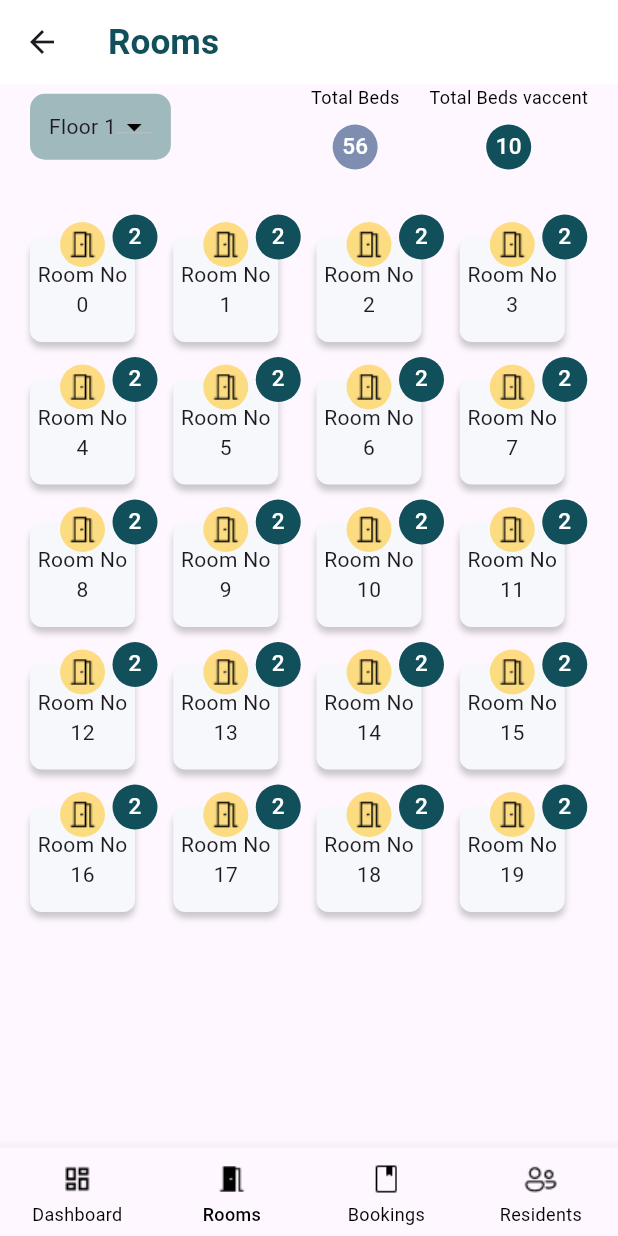
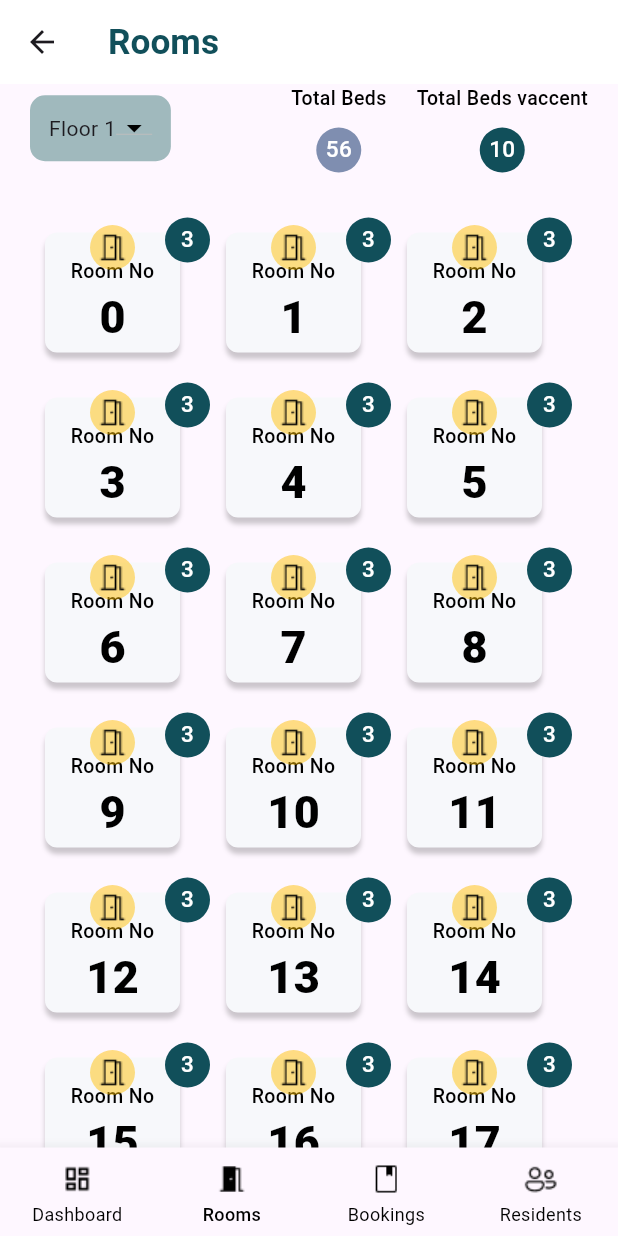
Before and after one commit to muhammed-aslam-pm/Hostel-Manager, a Flutter app: the OwnerHomeScreen screen opened directly, item 2 of the bottom bar chosen, on a phone screen of 412 x 824 dp. Run offline on Flutter 3.47's test engine with Material 3 defaults, Android fonts, the phone set to English and light mode, and no system bars; our stand-ins replace smooth_page_indicator.

Commit message:
room card created

```diff
--- a/lib/utils/color_constants.dart
+++ b/lib/utils/color_constants.dart
@@ -14,4 +14,6 @@ class ColorConstants {
   static Color colorRed = Color(0xFFFF7676);
   static Color colorGrey = Color(0xFFA4A4A4);
   static Color roomsCircleAvatarColor = Color(0x80002661);
+  static Color bedCircleAvtarColor = Color(0xFFD9D9D9);
+  static Color roomsBlackColor = Color(0xFF222222);
 }
--- a/lib/utils/image_constants.dart
+++ b/lib/utils/image_constants.dart
@@ -29,4 +29,8 @@ class ImageConstants {
   static String upRightArrowIcon = "assets/images/arrow-up icon.png";
   static String complaintIcon = "assets/images/complaint icon.png";
   static String announcementIcon = "assets/images/announcement icon.png";
+
+  //Rooms
+  static String roomsIcon2 = "assets/images/rooms icon 3.png";
+  static String bedIcon2 = "assets/images/bed Icon 2.png";
 }
--- a/lib/utils/text_style_constatnts.dart
+++ b/lib/utils/text_style_constatnts.dart
@@ -107,7 +107,22 @@ class TextStyleConstants {
       fontWeight: FontWeight.w500);
 
   static TextStyle ownerRoomsText2 = TextStyle(
-      fontSize: 12,
+      fontSize: 13,
       color: ColorConstants.primaryBlackColor,
-      fontWeight: FontWeight.w400);
+      fontWeight: FontWeight.w500);
+
+  static TextStyle OwnerRoomNumber = TextStyle(
+      fontSize: 30,
+      color: ColorConstants.primaryBlackColor,
+      fontWeight: FontWeight.w800);
+
+  static TextStyle OwnerRoomNumber2 = TextStyle(
+      fontSize: 20,
+      color: ColorConstants.primaryWhiteColor,
+      fontWeight: FontWeight.w600);
+
+  static TextStyle OwnerRoomNumber3 = TextStyle(
+      fontSize: 35,
+      color: ColorConstants.primaryWhiteColor,
+      fontWeight: FontWeight.w800);
 }
--- a/lib/view/owner_rooms_page/owner_rooms_page.dart
+++ b/lib/view/owner_rooms_page/owner_rooms_page.dart
@@ -1,8 +1,8 @@
 import 'package:flutter/material.dart';
 import 'package:hostel_management_app/utils/color_constants.dart';
-import 'package:hostel_management_app/utils/image_constants.dart';
 import 'package:hostel_management_app/utils/text_style_constatnts.dart';
 import 'package:hostel_management_app/view/global_widgets/date_sorting_button.dart';
+import 'package:hostel_management_app/view/owner_rooms_page/widgets/room_card.dart';
 
 class OwnerRoomsPage extends StatelessWidget {
   const OwnerRoomsPage({super.key});
@@ -20,6 +20,7 @@ class OwnerRoomsPage extends StatelessWidget {
       ),
       body: Padding(
         padding: const EdgeInsets.symmetric(horizontal: 20),
+        child: SingleChildScrollView(
           child: Column(
             children: [
               Row(
@@ -43,7 +44,8 @@ class OwnerRoomsPage extends StatelessWidget {
                             radius: 15,
                             child: Text(
                               "56",
-                            style: TextStyleConstants.ownerRoomsCircleAvtarText,
+                              style:
+                                  TextStyleConstants.ownerRoomsCircleAvtarText,
                             ),
                             backgroundColor:
                                 ColorConstants.roomsCircleAvatarColor,
@@ -66,7 +68,8 @@ class OwnerRoomsPage extends StatelessWidget {
                             radius: 15,
                             child: Text(
                               "10",
-                            style: TextStyleConstants.ownerRoomsCircleAvtarText,
+                              style:
+                                  TextStyleConstants.ownerRoomsCircleAvtarText,
                             ),
                             backgroundColor: ColorConstants.primaryColor,
                           )
@@ -81,70 +84,24 @@ class OwnerRoomsPage extends StatelessWidget {
               ),
               GridView.builder(
                 shrinkWrap: true,
+                physics: NeverScrollableScrollPhysics(),
+                padding: EdgeInsets.only(bottom: 10, left: 10),
                 itemCount: 20,
                 gridDelegate: SliverGridDelegateWithFixedCrossAxisCount(
-                crossAxisCount: 4,
-                crossAxisSpacing: 10,
-                mainAxisSpacing: 10,
-                mainAxisExtent: 85,
+                  crossAxisCount: 3,
+                  crossAxisSpacing: 0,
+                  mainAxisSpacing: 20,
+                  mainAxisExtent: 90,
                 ),
-              itemBuilder: (context, index) => Container(
-                child: Stack(
-                  children: [
-                    Positioned(
-                        bottom: 0,
-                        left: 0,
-                        child: Container(
-                          height: 70,
-                          width: 70,
-                          decoration: BoxDecoration(
-                              color: ColorConstants.secondaryWhiteColor,
-                              borderRadius: BorderRadius.circular(8),
-                              boxShadow: [
-                                BoxShadow(
-                                  color: ColorConstants.primaryBlackColor
-                                      .withOpacity(0.2),
-                                  blurRadius: 3,
-                                  offset: Offset(0, 4),
-                                )
-                              ]),
-                          child: Center(
-                            child: Column(
-                              mainAxisAlignment: MainAxisAlignment.center,
-                              children: [Text("Room No"), Text("$index")],
-                            ),
-                          ),
-                        )),
-                    Positioned(
-                        top: 5,
-                        left: 20,
-                        child: CircleAvatar(
-                          radius: 15,
-                          backgroundColor: ColorConstants.SecondaryColor4,
-                          child: Image.asset(
-                            ImageConstants.ownerRoomsIconeDisabled,
-                            color: ColorConstants.primaryBlackColor,
-                          ),
-                        )),
-                    Positioned(
-                      top: 0,
-                      left: 55,
-                      child: CircleAvatar(
-                        radius: 15,
-                        backgroundColor: ColorConstants.primaryColor,
-                        child: Text(
-                          "2",
-                          style: TextStyleConstants.ownerRoomsCircleAvtarText,
-                        ),
-                      ),
-                    ),
-                  ],
-                ),
+                itemBuilder: (context, index) => RoomsCard(
+                  roomNumber: index.toString(),
+                  vaccentBedNumber: "3",
                 ),
               )
             ],
           ),
         ),
+      ),
     );
   }
 }
--- /dev/null
+++ b/lib/view/owner_rooms_page/widgets/room_card.dart
@@ -0,0 +1,95 @@
+import 'package:flutter/material.dart';
+import 'package:hostel_management_app/utils/color_constants.dart';
+import 'package:hostel_management_app/utils/image_constants.dart';
+import 'package:hostel_management_app/utils/text_style_constatnts.dart';
+import 'package:hostel_management_app/view/owner_rooms_page/widgets/rooms_view_page.dart';
+
+class RoomsCard extends StatelessWidget {
+  const RoomsCard({
+    super.key,
+    required this.roomNumber,
+    required this.vaccentBedNumber,
+  });
+  final String roomNumber;
+  final String vaccentBedNumber;
+
+  @override
+  Widget build(BuildContext context) {
+    return Container(
+      child: Stack(
+        children: [
+          Positioned(
+              bottom: 0,
+              left: 0,
+              child: InkWell(
+                onTap: () {
+                  showAdaptiveDialog(
+                      barrierColor: Colors.transparent,
+                      context: context,
+                      builder: (context) => RoomsViewScreen());
+                },
+                child: Container(
+                  height: 80,
+                  width: 90,
+                  padding: EdgeInsets.only(
+                    bottom: 2,
+                  ),
+                  decoration: BoxDecoration(
+                      color: ColorConstants.secondaryWhiteColor,
+                      borderRadius: BorderRadius.circular(8),
+                      boxShadow: [
+                        BoxShadow(
+                          color:
+                              ColorConstants.primaryBlackColor.withOpacity(0.2),
+                          blurRadius: 2,
+                          offset: Offset(0, 4),
+                        )
+                      ]),
+                  child: Center(
+                    child: Column(
+                      mainAxisAlignment: MainAxisAlignment.end,
+                      children: [
+                        Text(
+                          "Room No",
+                          style: TextStyleConstants.ownerRoomsText2,
+                        ),
+                        Text(
+                          roomNumber,
+                          style: TextStyleConstants.OwnerRoomNumber,
+                        )
+                      ],
+                    ),
+                  ),
+                ),
+              )),
+          Positioned(
+              top: 5,
+              left: 30,
+              child: CircleAvatar(
+                radius: 15,
+                backgroundColor: ColorConstants.SecondaryColor4,
+                child: Hero(
+                  tag: Image,
+                  child: Image.asset(
+                    ImageConstants.ownerRoomsIconeDisabled,
+                    color: ColorConstants.primaryBlackColor,
+                  ),
+                ),
+              )),
+          Positioned(
+            top: 0,
+            left: 80,
+            child: CircleAvatar(
+              radius: 15,
+              backgroundColor: ColorConstants.primaryColor,
+              child: Text(
+                vaccentBedNumber,
+                style: TextStyleConstants.ownerRoomsCircleAvtarText,
+              ),
+            ),
+          ),
+        ],
+      ),
+    );
+  }
+}
```
Also changed, not shown: lib/view/owner_rooms_page/widgets/penting_payment_name_card.dart (added, +70 -0 lines), lib/view/owner_rooms_page/widgets/rooms_view_page.dart (added, +178 -0 lines), assets/images/bed Icon 2.png (added), assets/images/rooms icon 3.png (added). Lines whose indentation alone changed are shown as unchanged.
